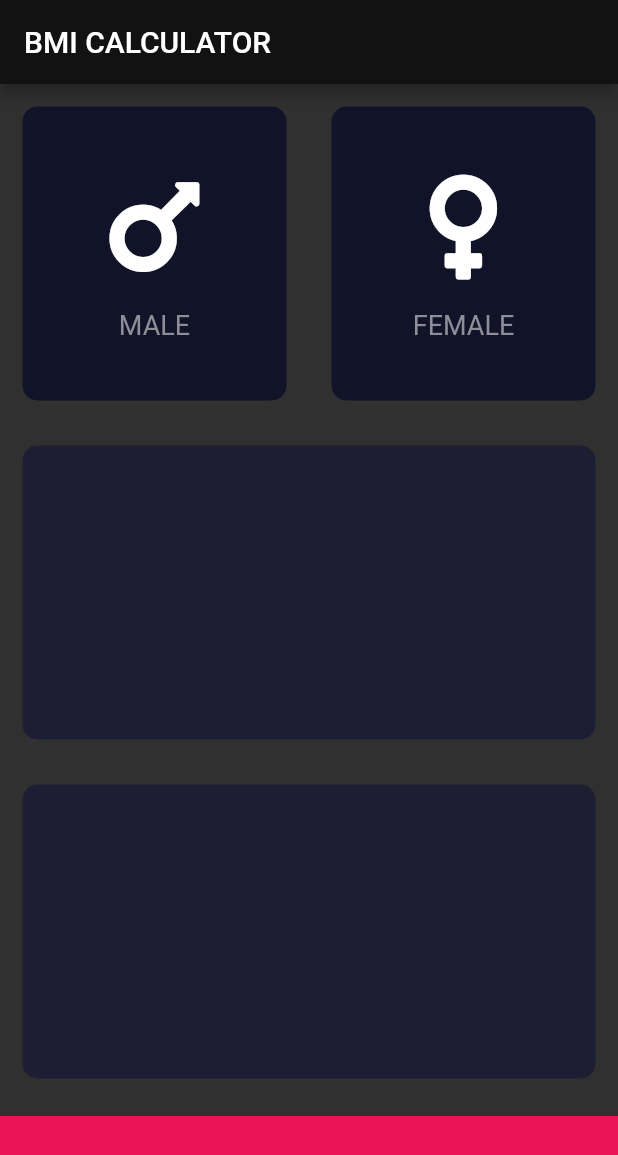
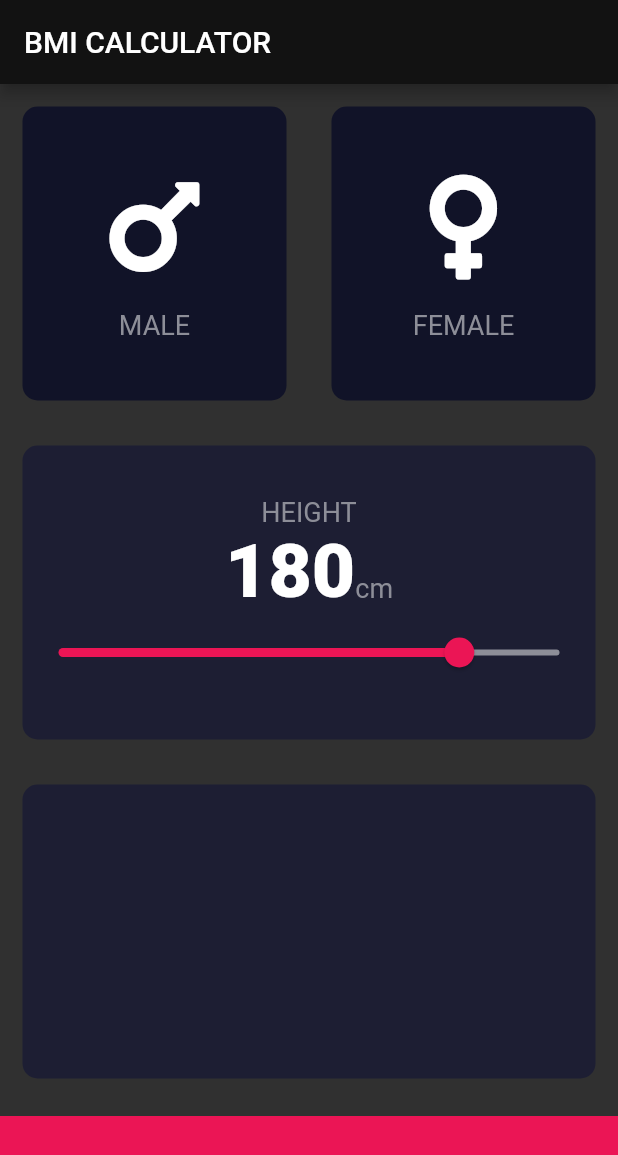
Before and after one commit to tadashimasuda/flutter_learn, a Flutter app: the screen it shows after launch, on a phone screen of 412 x 824 dp. Shown: the top 1155 px of the screen. Run offline on Flutter 3.47's test engine with Material 2 defaults, Android fonts, the phone set to English and light mode, and no system bars; our stand-ins replace font_awesome_flutter.

```diff
--- /dev/null
+++ b/bmi-calculator-flutter/lib/constants.dart
@@ -0,0 +1,15 @@
+import 'package:flutter/material.dart';
+
+const kbottomContainerHeight = 80.0;
+const kactiveCardColor= Color(0xFF1D1E33);
+const kinactiveCardColor= Color(0xFF111328);
+const kbottomContainerColor = Color(0xFFEB1555);
+
+const klabelTextStyle = TextStyle(
+    fontSize: 18,color: Color(0xFF8D8E98)
+);
+
+const kNumberTextStyle = TextStyle(
+    fontSize: 50,
+    fontWeight: FontWeight.w900
+);
--- a/bmi-calculator-flutter/lib/icon_content.dart
+++ b/bmi-calculator-flutter/lib/icon_content.dart
@@ -1,8 +1,5 @@
 import 'package:flutter/material.dart';
-
-const labelTextStyle = TextStyle(
-    fontSize: 18,color: Color(0xFF8D8E98)
-);
+import 'constants.dart';
 
 class IconContent extends StatelessWidget {
   IconContent({this.icon,this.label});
@@ -24,7 +21,7 @@ class IconContent extends StatelessWidget {
         ),
         Text(
           label,
-            style:labelTextStyle
+            style:klabelTextStyle
         ),
       ],
     );
--- a/bmi-calculator-flutter/lib/input_page.dart
+++ b/bmi-calculator-flutter/lib/input_page.dart
@@ -2,11 +2,7 @@ import 'package:flutter/material.dart';
 import 'package:font_awesome_flutter/font_awesome_flutter.dart';
 import 'icon_content.dart';
 import 'reusable_card.dart';
-
-const bottomContainerHeight = 80.0;
-const activeCardColor= Color(0xFF1D1E33);
-const inactiveCardColor= Color(0xFF111328);
-const bottomContainerColor = Color(0xFFEB1555);
+import 'constants.dart';
 
 enum Gender {
   male,
@@ -20,10 +16,11 @@ class InputPage extends StatefulWidget {
 
 class _InputPageState extends State<InputPage> {
 
-  Color maleCardColor = inactiveCardColor;
-  Color femaleCardColor = inactiveCardColor;
+  Color maleCardColor = kinactiveCardColor;
+  Color femaleCardColor = kinactiveCardColor;
 
   Gender selectedGenger;
+  int height = 180;
 
   @override
   Widget build(BuildContext context) {
@@ -32,6 +29,7 @@ class _InputPageState extends State<InputPage> {
         title: Text('BMI CALCULATOR'),
       ),
       body: Column(
+        crossAxisAlignment: CrossAxisAlignment.stretch,
         children:<Widget> [
           Expanded(child: Row(
             children:<Widget>[
@@ -42,7 +40,7 @@ class _InputPageState extends State<InputPage> {
                         selectedGenger = Gender.male;
                       });
                     },
-                    color:selectedGenger == Gender.male ? activeCardColor:inactiveCardColor,
+                    color:selectedGenger == Gender.male ? kactiveCardColor:kinactiveCardColor,
                     cardChild:IconContent(
                       icon: FontAwesomeIcons.mars,
                       label: 'MALE',
@@ -56,7 +54,7 @@ class _InputPageState extends State<InputPage> {
                       selectedGenger = Gender.female;
                     });
                   },
-                  color:selectedGenger == Gender.female ? activeCardColor:inactiveCardColor,
+                  color:selectedGenger == Gender.female ? kactiveCardColor:kinactiveCardColor,
                     cardChild:IconContent(
                       icon: FontAwesomeIcons.venus,
                       label: 'FEMALE',
@@ -66,15 +64,50 @@ class _InputPageState extends State<InputPage> {
             ]
           )),
           Expanded(child:
-              ReusableCard(color:activeCardColor)
+              ReusableCard(
+                  color:kactiveCardColor,
+                  cardChild: Column(
+                    mainAxisAlignment: MainAxisAlignment.center,
+                    children: <Widget>[
+                      Text('HEIGHT',style: klabelTextStyle,),
+                      Row(
+                        mainAxisAlignment: MainAxisAlignment.center,
+                        crossAxisAlignment: CrossAxisAlignment.baseline,
+                        textBaseline: TextBaseline.alphabetic,
+                        children: [
+                          Text(
+                              height.toString(),
+                            style:kNumberTextStyle
+                          ),
+                          Text(
+                              'cm',
+                              style:klabelTextStyle
+                          ),
+                        ],
+                      ),
+                      Slider(
+                          value: height.toDouble(),
+                          min: 20.0,
+                          max: 220.0,
+                          activeColor: Color(0xFFEB1555),
+                          inactiveColor: Color(0xFF8D8E98),
+                          onChanged: (double newValue){
+                            setState(() {
+                              height = newValue.round();
+                            });
+                          }
+                      ),
+                    ],
+                  ),
+              )
             ),
           Expanded(child:
-            ReusableCard(color:activeCardColor),
+            ReusableCard(color:kactiveCardColor),
           ),
           Container(
-            color: bottomContainerColor,
+            color: kbottomContainerColor,
             margin: EdgeInsets.only(top: 10),
-            height: bottomContainerHeight,
+            height: kbottomContainerHeight,
             width: double.infinity,
           )
         ],
--- a/bmi-calculator-flutter/lib/reusable_card.dart
+++ b/bmi-calculator-flutter/lib/reusable_card.dart
@@ -1,4 +1,5 @@
 import 'package:flutter/material.dart';
+import 'constants.dart';
 
 class ReusableCard extends StatelessWidget {
   ReusableCard({@required this.color,this.cardChild,this.onPress});
@@ -9,7 +10,7 @@ class ReusableCard extends StatelessWidget {
   @override
   Widget build(BuildContext context) {
     return GestureDetector(
-      onTap: ,
+      onTap: onPress,
       child: Container(
         child: cardChild,
         margin: EdgeInsets.all(15),
```
